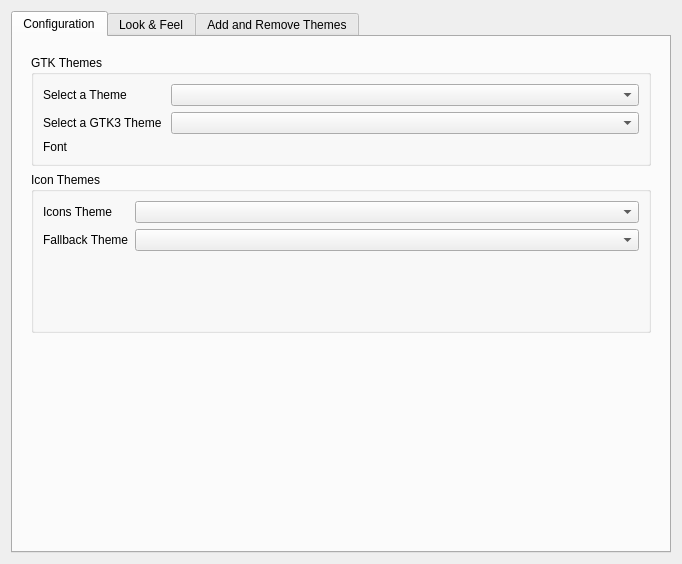
KDE/kde-gtk-config, file src/ui/gui.ui: the form before one commit.
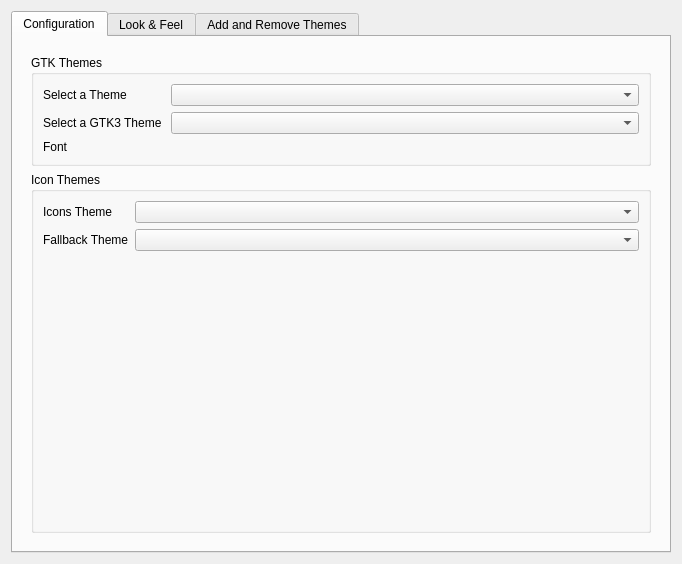
The form after the commit. Icons and pictures are not drawn. Custom widgets are drawn as their Qt base class.

Diff of the .ui file:
```diff
--- a/src/ui/gui.ui
+++ b/src/ui/gui.ui
@@ -32,8 +32,8 @@
       <layout class="QVBoxLayout" name="verticalLayout_6">
        <item>
         <widget class="QWidget" name="widget_5" native="true">
-         <layout class="QVBoxLayout" name="verticalLayout_3">
-          <item>
+         <layout class="QGridLayout" name="gridLayout">
+          <item row="0" column="0">
            <widget class="QGroupBox" name="groupBox_2">
             <property name="sizePolicy">
              <sizepolicy hsizetype="Preferred" vsizetype="Fixed">
@@ -101,7 +101,7 @@
             </layout>
            </widget>
           </item>
-          <item>
+          <item row="1" column="0">
            <widget class="QGroupBox" name="groupBox_6">
             <property name="sizePolicy">
              <sizepolicy hsizetype="Preferred" vsizetype="Fixed">
@@ -294,19 +294,6 @@
             </layout>
            </widget>
           </item>
-          <item>
-           <spacer name="verticalSpacer_2">
-            <property name="orientation">
-             <enum>Qt::Vertical</enum>
-            </property>
-            <property name="sizeHint" stdset="0">
-             <size>
-              <width>20</width>
-              <height>40</height>
-             </size>
-            </property>
-           </spacer>
-          </item>
          </layout>
         </widget>
        </item>
```
